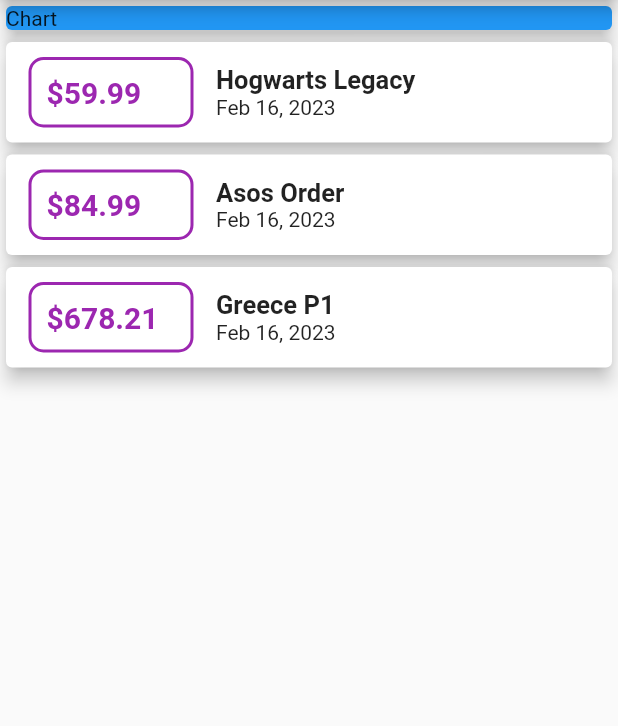
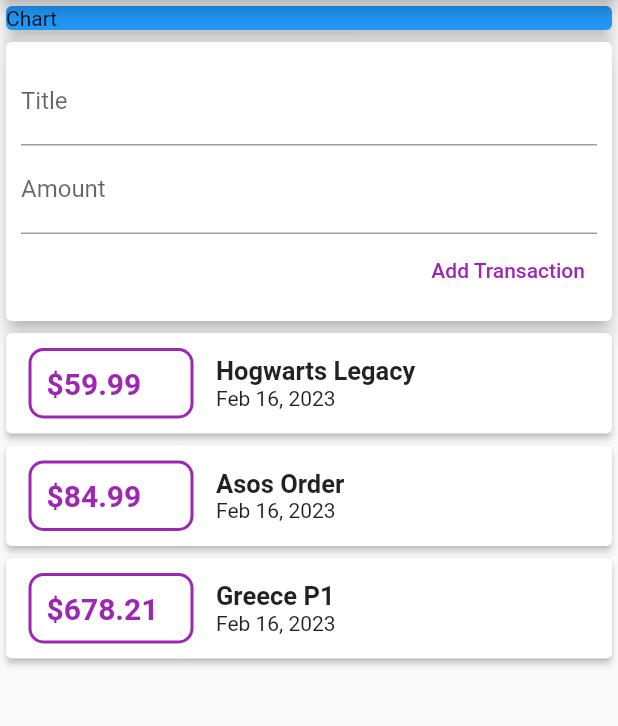
Before and after one commit to TheTota/personal_expenses_app, a Flutter app: the screen it shows after launch, on a phone screen of 412 x 824 dp, the part 84-810 px from its top. Run offline on Flutter 3.47's test engine with Material 2 defaults, Android fonts, the phone set to English and light mode, and no system bars.

Commit message:
add scrollable list view and other updates

```diff
--- a/lib/main.dart
+++ b/lib/main.dart
@@ -1,7 +1,8 @@
 import 'package:flutter/material.dart';
-import 'package:intl/intl.dart';
 
-import './transaction.dart';
+import './widgets/user_transactions.dart';
+import './widgets/new_transaction.dart';
+import './widgets/transaction_list.dart';
 
 void main() => runApp(MyApp());
 
@@ -18,27 +19,14 @@ class MyApp extends StatelessWidget {
 class MyHomePage extends StatelessWidget {
   MyHomePage({super.key});
 
-  final List<Transaction> transactions = [
-    Transaction(
-        id: 't1',
-        title: 'Hogwarts Legacy',
-        amount: 59.99,
-        date: DateTime.now()),
-    Transaction(
-        id: 't2', title: 'Asos Order', amount: 84.99, date: DateTime.now()),
-    Transaction(
-        id: 't3', title: 'Greece P1', amount: 678.21, date: DateTime.now()),
-  ];
-
   @override
   Widget build(BuildContext context) {
     return Scaffold(
       appBar: AppBar(
         title: const Text('Budget App'),
       ),
-      body: Column(
-        mainAxisAlignment: MainAxisAlignment.start,
-        crossAxisAlignment: CrossAxisAlignment.center,
+      body: SingleChildScrollView(
+        child: Column(
           children: <Widget>[
             Container(
               width: double.infinity,
@@ -48,57 +36,9 @@ class MyHomePage extends StatelessWidget {
                 child: Text('Chart'),
               ),
             ),
-          Column(
-            children: transactions.map((tx) {
-              return Card(
-                elevation: 5,
-                child: Row(
-                  children: <Widget>[
-                    Container(
-                      margin: EdgeInsets.symmetric(
-                        vertical: 10,
-                        horizontal: 15,
-                      ),
-                      padding: EdgeInsets.all(10),
-                      decoration: BoxDecoration(
-                        border: Border.all(
-                          color: Colors.purple,
-                          width: 2,
-                        ),
-                        borderRadius: BorderRadius.all(
-                          Radius.circular(10),
-                        ),
-                      ),
-                      width: 110,
-                      child: Text(
-                        '\$${tx.amount.toString()}',
-                        style: TextStyle(
-                          fontWeight: FontWeight.bold,
-                          fontSize: 20,
-                          color: Colors.purple,
-                        ),
-                      ),
-                    ),
-                    Column(
-                      mainAxisAlignment: MainAxisAlignment.spaceBetween,
-                      crossAxisAlignment: CrossAxisAlignment.start,
-                      children: <Widget>[
-                        Text(
-                          tx.title,
-                          style: TextStyle(
-                            fontWeight: FontWeight.bold,
-                            fontSize: 17,
-                          ),
-                        ),
-                        Text(DateFormat.yMMMd().format(tx.date)),
-                      ],
-                    )
+            UserTransactions(),
           ],
         ),
-              );
-            }).toList(),
-          ),
-        ],
       ),
     );
   }
--- /dev/null
+++ b/lib/widgets/new_transaction.dart
@@ -0,0 +1,40 @@
+import 'package:flutter/material.dart';
+
+class NewTransaction extends StatelessWidget {
+  final titleController = TextEditingController();
+  final amountController = TextEditingController();
+
+  final Function _addTransactionCallback;
+
+  NewTransaction(this._addTransactionCallback, {super.key});
+
+  @override
+  Widget build(BuildContext context) {
+    return Card(
+      elevation: 5,
+      child: Container(
+        padding: const EdgeInsets.all(10),
+        child: Column(
+          crossAxisAlignment: CrossAxisAlignment.end,
+          children: <Widget>[
+            TextField(
+              decoration: const InputDecoration(labelText: 'Title'),
+              controller: titleController,
+            ),
+            TextField(
+              decoration: const InputDecoration(labelText: 'Amount'),
+              controller: amountController,
+            ),
+            TextButton(
+              style: TextButton.styleFrom(foregroundColor: Colors.purple),
+              onPressed: () {
+                _addTransactionCallback(titleController.text, double.parse(amountController.text));
+              },
+              child: const Text('Add Transaction'),
+            )
+          ],
+        ),
+      ),
+    );
+  }
+}
--- /dev/null
+++ b/lib/widgets/transaction_list.dart
@@ -0,0 +1,68 @@
+import 'package:flutter/material.dart';
+
+import '../models/transaction.dart';
+import 'package:intl/intl.dart';
+
+class TransactionList extends StatelessWidget {
+  final List<Transaction> transactions;
+
+  TransactionList(this.transactions, {super.key});
+
+  @override
+  Widget build(BuildContext context) {
+    return Container(
+      height: 500,
+      child: ListView.builder(
+        itemBuilder: (ctx, index) {
+          return Card(
+            elevation: 2,
+            child: Row(
+              children: <Widget>[
+                Container(
+                  margin: const EdgeInsets.symmetric(
+                    vertical: 10,
+                    horizontal: 15,
+                  ),
+                  padding: const EdgeInsets.all(10),
+                  decoration: BoxDecoration(
+                    border: Border.all(
+                      color: Colors.purple,
+                      width: 2,
+                    ),
+                    borderRadius: const BorderRadius.all(
+                      Radius.circular(10),
+                    ),
+                  ),
+                  width: 110,
+                  child: Text(
+                    '\$${transactions[index].amount.toString()}',
+                    style: const TextStyle(
+                      fontWeight: FontWeight.bold,
+                      fontSize: 20,
+                      color: Colors.purple,
+                    ),
+                  ),
+                ),
+                Column(
+                  mainAxisAlignment: MainAxisAlignment.spaceBetween,
+                  crossAxisAlignment: CrossAxisAlignment.start,
+                  children: <Widget>[
+                    Text(
+                      transactions[index].title,
+                      style: const TextStyle(
+                        fontWeight: FontWeight.bold,
+                        fontSize: 17,
+                      ),
+                    ),
+                    Text(DateFormat.yMMMd().format(transactions[index].date)),
+                  ],
+                )
+              ],
+            ),
+          );
+        },
+        itemCount: transactions.length,
+      ),
+    );
+  }
+}
--- /dev/null
+++ b/lib/widgets/user_transactions.dart
@@ -0,0 +1,50 @@
+import 'package:flutter/material.dart';
+
+import '../models/transaction.dart';
+import './new_transaction.dart';
+import './transaction_list.dart';
+
+class UserTransactions extends StatefulWidget {
+  const UserTransactions({super.key});
+
+  @override
+  State<UserTransactions> createState() => _UserTransactionsState();
+}
+
+class _UserTransactionsState extends State<UserTransactions> {
+  final List<Transaction> _userTransactions = [
+    Transaction(
+        id: 't1',
+        title: 'Hogwarts Legacy',
+        amount: 59.99,
+        date: DateTime.now()),
+    Transaction(
+        id: 't2', title: 'Asos Order', amount: 84.99, date: DateTime.now()),
+    Transaction(
+        id: 't3', title: 'Greece P1', amount: 678.21, date: DateTime.now()),
+  ];
+
+  void _addNewTransaction(String title, double amount) {
+    final newTx = Transaction(
+      id: DateTime.now().toString(),
+      title: title,
+      amount: amount,
+      date: DateTime.now(),
+    );
+
+    setState(() {
+      // allowed to do that because we manipulate the object but don't change the var
+      _userTransactions.add(newTx);
+    });
+  }
+
+  @override
+  Widget build(BuildContext context) {
+    return Column(
+      children: <Widget>[
+        NewTransaction(_addNewTransaction),
+        TransactionList(_userTransactions),
+      ],
+    );
+  }
+}
```
Also changed, not shown: lib/models/transaction.dart (renamed from lib/transaction.dart). Lines whose indentation alone changed are shown as unchanged.
